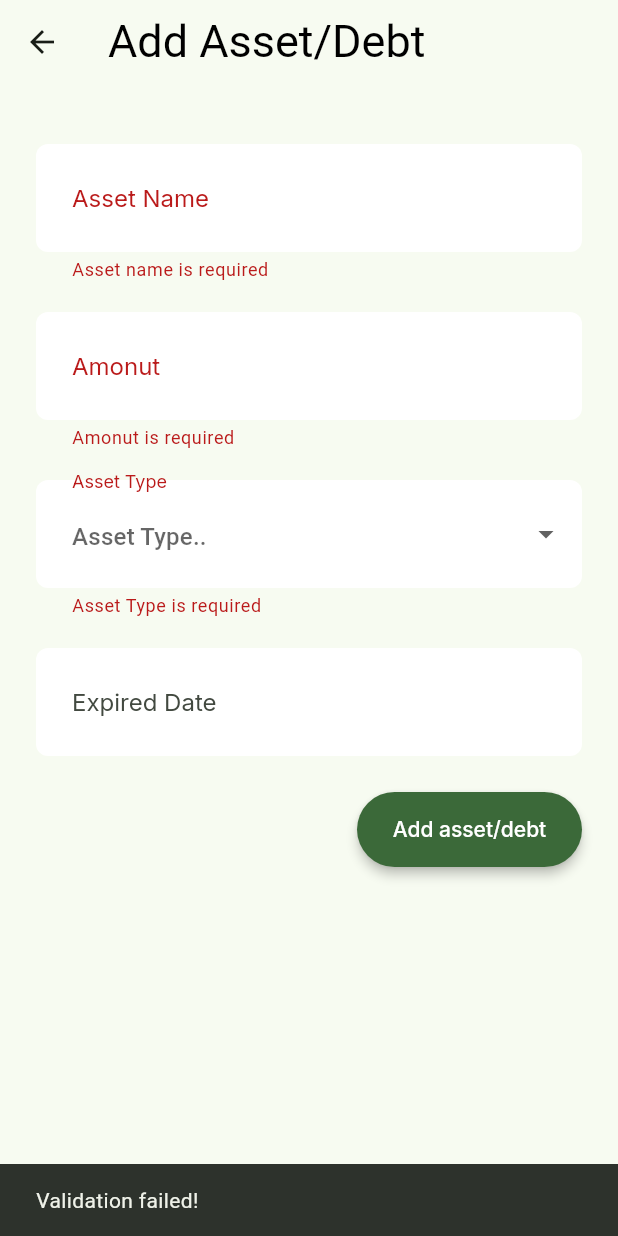
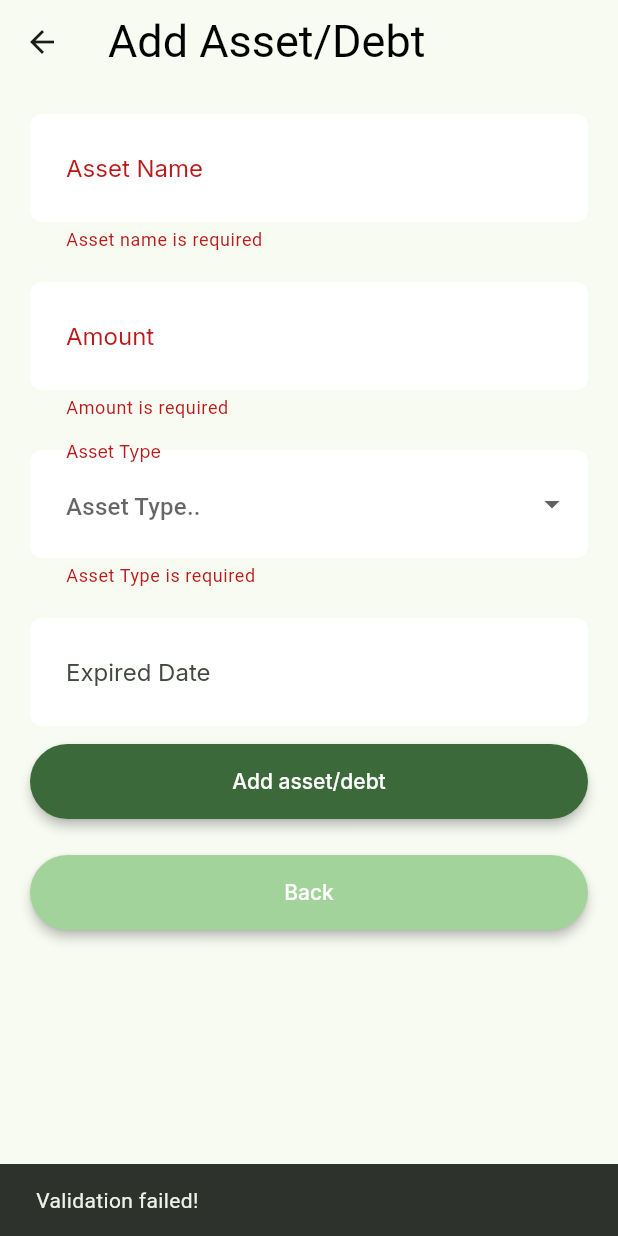
Before and after one commit to komnut/moneymemo_2, a Flutter app: the TransactionADDScreen screen opened directly, after a tap on "Add asset/debt", on a phone screen of 412 x 824 dp. Run offline on Flutter 3.47's test engine with Material 3 defaults, Android fonts, the phone set to English and light mode, and no system bars; our stand-ins replace cloud_firestore, firebase_auth, firebase_core, form_field_validator, google_fonts, hexcolor; accounts and stored records are empty; Roboto replaces fonts that are missing (Readex Pro).

Commit message:
Add validate button before save

```diff
--- a/lib/screens/form_add_screen.dart
+++ b/lib/screens/form_add_screen.dart
@@ -1,11 +1,13 @@
 import 'package:flutter/material.dart';
 import 'package:firebase_auth/firebase_auth.dart';
+import 'package:flutter/services.dart';
 import 'package:form_field_validator/form_field_validator.dart';
 import 'package:google_fonts/google_fonts.dart';
 import 'package:intl/intl.dart';
 import 'package:moneymemo_2/widgets/custom_date_picker.dart';
 import 'package:moneymemo_2/widgets/custom_dropdown_button_form_field.dart';
 import 'package:moneymemo_2/widgets/custom_elevated_buttom.dart';
+import 'package:moneymemo_2/widgets/custom_scaffold_messager.dart';
 import 'package:moneymemo_2/widgets/custom_text_form_field.dart';
 
 class TransactionADDScreen extends StatefulWidget {
@@ -17,157 +19,156 @@ class TransactionADDScreen extends StatefulWidget {
 
 class _TransactionADDScreenState extends State<TransactionADDScreen> {
   final FirebaseAuth auth = FirebaseAuth.instance;
+  final formKey = GlobalKey<FormState>();
+
+  // Controllers
   final assetNameController = TextEditingController();
   final assetAmountController = TextEditingController();
+  final expiredDateController = TextEditingController();
+
+  // Form field state
   String? selectedAssetType;
-  final expiredDateController = TextEditingController();
-  final formKey = GlobalKey<FormState>();
 
   String? validateExpiredDate(String? value) {
-    if (value != null && value.isNotEmpty) {
-      // Convert the string to DateTime
+    if (value == null || value.isEmpty) return null;
     try {
-        DateTime inputDate =
-            DateFormat('dd/MM/yyyy').parse(value); // Specify the format used
-        DateTime today = DateTime.now();
-
-        // Compare the input date with today
-        if (inputDate.isBefore(today)) {
+      DateTime inputDate = DateFormat('dd/MM/yyyy').parse(value);
+      if (inputDate.isBefore(DateTime.now())) {
         return 'Please input expired date more than today';
       }
     } catch (e) {
       return 'Invalid date format. Please use dd/MM/yyyy';
     }
+    return null;
   }
 
-    return null; // Validation passed
+  void _submitForm() {
+    if (formKey.currentState!.validate()) {
+      print("validate completed!!");
+      // registerWithEmailPassword();
+    } else {
+      CustomScaffoldMessengerWidget.showCustomSnackBar(
+        context: context,
+        content: "Validation failed!",
+        durationInSeconds: 1,
+      );
+    }
+  }
+
+  Widget _buildTextInputField({
+    required String hintText,
+    required String labelText,
+    required TextEditingController controller,
+    required String? Function(String?) validator,
+    required TextInputType keyboardType, // เพิ่มพารามิเตอร์นี้
+    List<TextInputFormatter>? inputFormatters, // เพิ่มพารามิเตอร์นี้
+  }) {
+    return CustomTextFormField(
+      hintText: hintText,
+      labelText: labelText,
+      controller: controller,
+      validator: validator,
+      keyboardType: keyboardType, // กำหนดค่า keyboardType'
+      inputFormatters: inputFormatters,
+    );
+  }
+
+  Widget _buildDropdownField() {
+    return CustomDropdownButtonFormField(
+      hintText: "Asset Type..",
+      labelText: "Asset Type",
+      value: selectedAssetType,
+      items: ["asset", "debt"],
+      onChanged: (value) {
+        setState(() => selectedAssetType = value);
+      },
+      validator: (value) =>
+          value == null || value.isEmpty ? "Asset Type is required" : null,
+    );
+  }
+
+  Widget _buildActionButton({
+    required String text,
+    required Color color,
+    required VoidCallback onPressed,
+  }) {
+    return Padding(
+      padding: const EdgeInsets.symmetric(vertical: 12),
+      child: SizedBox(
+        width: double.infinity,
+        child: CustomElevatedButton(
+          onPressed: onPressed,
+          text: text,
+          color: color,
+        ),
+      ),
+    );
+  }
+
+  List<TextInputFormatter> _getDecimalInputFormatters() {
+    return [
+      FilteringTextInputFormatter.allow(
+          RegExp(r'^\d*\.?\d*$')), // อนุญาตให้กรอกตัวเลขและจุดทศนิยม
+    ];
   }
 
   @override
   Widget build(BuildContext context) {
     return Scaffold(
       appBar: AppBar(
-        // automaticallyImplyLeading: false,
         title: Text(
           'Add Asset/Debt',
-          style: GoogleFonts.readexPro(
-            textStyle: const TextStyle(
-              fontSize: 30,
-              color: Colors.black,
-              letterSpacing: 0.0,
-            ),
-          ),
+          style: GoogleFonts.readexPro(fontSize: 30, color: Colors.black),
         ),
         centerTitle: false,
-        // elevation: 0,
       ),
-      body: Column(
-        mainAxisSize: MainAxisSize.max,
-        children: [
-          Row(
-            mainAxisSize: MainAxisSize.max,
-            children: [
-              SizedBox(
-                width: MediaQuery.sizeOf(context).width,
-                // height: MediaQuery.sizeOf(context).height * 1,
-                child: Column(
-                  mainAxisSize: MainAxisSize.max,
-                  children: [
-                    Padding(
-                      padding:
-                          const EdgeInsetsDirectional.fromSTEB(24, 0, 24, 0),
-                      child: SingleChildScrollView(
+      body: Padding(
+        padding: const EdgeInsets.fromLTRB(20, 0, 20, 0),
         child: Form(
           key: formKey,
+          child: SingleChildScrollView(
             child: Column(
-                            mainAxisSize: MainAxisSize.max,
-                            crossAxisAlignment: CrossAxisAlignment.end,
               children: [
-                              Padding(
-                                padding: const EdgeInsetsDirectional.fromSTEB(
-                                    0, 20, 0, 0),
-                                child: CustomTextFormField(
+                _buildTextInputField(
                   hintText: "Asset name..",
                   labelText: "Asset Name",
                   controller: assetNameController,
-                                  validator: MultiValidator([
-                                    RequiredValidator(
-                                        errorText: "Asset name is required"),
-                                  ]).call,
+                  validator:
+                      RequiredValidator(errorText: "Asset name is required")
+                          .call,
+                  keyboardType: TextInputType.text,
                 ),
+                _buildTextInputField(
+                  hintText: "Amount..",
+                  labelText: "Amount",
+                  controller: assetAmountController,
+                  validator:
+                      RequiredValidator(errorText: "Amount is required").call,
+                  keyboardType: TextInputType.number,
+                  inputFormatters: _getDecimalInputFormatters(),
                 ),
-                              CustomTextFormField(
-                                hintText: "Amount..",
-                                labelText: "Amonut",
-                                controller: assetAmountController,
-                                validator: MultiValidator([
-                                  RequiredValidator(
-                                      errorText: "Amonut is required"),
-                                ]).call,
-                              ),
-                              CustomDropdownButtonFormField(
-                                hintText: "Asset Type..",
-                                labelText: "Asset Type",
-                                value: selectedAssetType,
-                                items: ["asset", "debt"],
-                                onChanged: (value) {
-                                  setState(() {
-                                    selectedAssetType = value;
-                                  });
-                                },
-                                validator: (value) {
-                                  if (value == null || value.isEmpty) {
-                                    return "Asset Type is required";
-                                  }
-                                  return null;
-                                },
-                              ),
-                              // CustomTextFormField(
-                              //   hintText: "Expired date..",
-                              //   labelText: "Expired Date",
-                              //   controller: expiredDateController,
-                              //   validator: validateExpiredDate,
-                              // ),
+                _buildDropdownField(),
                 ExpiredDatePicker(
                   hintText: "Expired date..",
                   labelText: "Expired Date",
                   controller: expiredDateController,
                   validator: validateExpiredDate,
                 ),
-
-                              Padding(
-                                padding: const EdgeInsetsDirectional.fromSTEB(
-                                    0, 24, 0, 24),
-                                child: CustomElevatedButton(
-                                  onPressed: () {
-                                    print("click add transaction");
-                                    if (formKey.currentState!.validate()) {
-                                      // registerWithEmailPassword();
-                                      print("validate completed!!");
-                                    } else {
-                                      ScaffoldMessenger.of(context)
-                                          .showSnackBar(
-                                        const SnackBar(
-                                            content:
-                                                Text('Validation failed!')),
-                                      );
-                                    }
-                                  },
+                _buildActionButton(
                   text: 'Add asset/debt',
+                  color: Theme.of(context).colorScheme.primary,
+                  onPressed: _submitForm,
                 ),
+                _buildActionButton(
+                  text: 'Back',
+                  color: Theme.of(context).colorScheme.inversePrimary,
+                  onPressed: () => Navigator.pop(context),
                 ),
               ],
             ),
           ),
         ),
       ),
-                  ],
-                ),
-              ),
-            ],
-          ),
-        ],
-      ),
     );
   }
 }
--- a/lib/screens/login_screen.dart
+++ b/lib/screens/login_screen.dart
@@ -151,6 +151,7 @@ class _LoginscreenState extends State<Loginscreen> {
                                             errorText:
                                                 "Enter a valid email address"),
                                       ]).call,
+                                      keyboardType: TextInputType.text,
                                     ),
                                   ),
                                   CustomTextFormField(
@@ -165,6 +166,7 @@ class _LoginscreenState extends State<Loginscreen> {
                                           errorText:
                                               'Password must be at least 8 digits long'),
                                     ]).call,
+                                    keyboardType: TextInputType.text,
                                   ),
                                   Row(
                                     mainAxisSize: MainAxisSize.max,
@@ -180,6 +182,9 @@ class _LoginscreenState extends State<Loginscreen> {
                                       CustomElevatedButton(
                                         onPressed: _login,
                                         text: 'Login',
+                                        color: Theme.of(context)
+                                            .colorScheme
+                                            .primary,
                                       )
                                     ],
                                   ),
--- a/lib/screens/myasset_screen.dart
+++ b/lib/screens/myasset_screen.dart
@@ -51,24 +51,21 @@ class _MyAssetScreenState extends State<MyAssetScreen> {
           size: 32,
         ),
       ),
-      // appBar: AppBar(
-      //   automaticallyImplyLeading: false,
-      //   title: Padding(
-      //     padding: const EdgeInsets.fromLTRB(0, 20, 0, 20),
-      //     child: Text(
-      //       'My Assets',
-      //       style: GoogleFonts.readexPro(
-      //         textStyle: const TextStyle(
-      //           fontSize: 40,
-      //           color: Colors.black,
-      //           letterSpacing: 0.0,
-      //         ),
-      //       ),
-      //     ),
-      //   ),
-      //   centerTitle: false,
-      //   elevation: 0,
-      // ),
+      appBar: AppBar(
+        automaticallyImplyLeading: false,
+        title: Text(
+          'My Assets',
+          style: GoogleFonts.readexPro(
+            textStyle: const TextStyle(
+              fontSize: 30,
+              color: Colors.black,
+              letterSpacing: 0.0,
+            ),
+          ),
+        ),
+        // centerTitle: false,
+        //elevation: 0,
+      ),
       body: Column(
         mainAxisSize: MainAxisSize.max,
         children: [
@@ -108,13 +105,12 @@ class _MyAssetScreenState extends State<MyAssetScreen> {
               ).format(totalDebtAmount);
 
               return Expanded(
+                child: Padding(
+                  padding: const EdgeInsets.fromLTRB(0, 10, 0, 0),
                   child: Column(
                     children: [
                       // กล่องสำหรับ Asset
-                    Padding(
-                      padding: EdgeInsets.fromLTRB(
-                          0, MediaQuery.sizeOf(context).height * 0.1, 0, 0),
-                      child: Row(
+                      Row(
                         mainAxisAlignment: MainAxisAlignment.spaceBetween,
                         children: [
                           Padding(
@@ -222,7 +218,6 @@ class _MyAssetScreenState extends State<MyAssetScreen> {
                           ),
                         ],
                       ),
-                    ),
                       // แสดงรายการสินทรัพย์
                       Expanded(
                         child: ListView.builder(
@@ -281,7 +276,8 @@ class _MyAssetScreenState extends State<MyAssetScreen> {
                                           hexcolor: "#000000",
                                         ),
                                         Padding(
-                                        padding: const EdgeInsets.only(top: 4),
+                                          padding:
+                                              const EdgeInsets.only(top: 4),
                                           child: Row(
                                             mainAxisAlignment:
                                                 MainAxisAlignment.spaceBetween,
@@ -325,6 +321,7 @@ class _MyAssetScreenState extends State<MyAssetScreen> {
                       ),
                     ],
                   ),
+                ),
               );
             },
           ),
--- a/lib/screens/register_screen.dart
+++ b/lib/screens/register_screen.dart
@@ -140,6 +140,7 @@ class _RegisterScreenState extends State<RegisterScreen> {
                                           errorText:
                                               "Enter a valid email address"),
                                     ]).call,
+                                    keyboardType: TextInputType.text,
                                   ),
                                 ),
                                 CustomTextFormField(
@@ -154,6 +155,7 @@ class _RegisterScreenState extends State<RegisterScreen> {
                                         errorText:
                                             'Password must be at least 8 digits long'),
                                   ]).call,
+                                  keyboardType: TextInputType.text,
                                 ),
                                 CustomTextFormField(
                                   hintText: "Enter your password..",
@@ -161,6 +163,7 @@ class _RegisterScreenState extends State<RegisterScreen> {
                                   isPassword: true,
                                   controller: confirmPasswordController,
                                   validator: validateConfirmPassword,
+                                  keyboardType: TextInputType.text,
                                 ),
                                 Padding(
                                   padding: const EdgeInsetsDirectional.fromSTEB(
@@ -180,6 +183,8 @@ class _RegisterScreenState extends State<RegisterScreen> {
                                     },
                                     text:
                                         'Create Account', // หรือใช้การแปลภาษาที่คุณต้องการ
+                                    color:
+                                        Theme.of(context).colorScheme.primary,
                                   ),
                                 ),
                                 const Row(
--- a/lib/widgets/custom_elevated_buttom.dart
+++ b/lib/widgets/custom_elevated_buttom.dart
@@ -4,12 +4,14 @@ import 'package:google_fonts/google_fonts.dart';
 class CustomElevatedButton extends StatelessWidget {
   final VoidCallback onPressed;
   final String text;
+  final Color color;
 
   const CustomElevatedButton({
-    Key? key,
+    super.key,
     required this.onPressed,
     required this.text,
-  }) : super(key: key);
+    required this.color,
+  });
 
   @override
   Widget build(BuildContext context) {
@@ -17,8 +19,7 @@ class CustomElevatedButton extends StatelessWidget {
       onPressed: onPressed,
       style: ElevatedButton.styleFrom(
         fixedSize: const Size(150, 50),
-        backgroundColor: Theme.of(context).colorScheme.primary,
-        padding: const EdgeInsetsDirectional.fromSTEB(0, 0, 0, 0),
+        backgroundColor: color,
         elevation: 3,
         shape: RoundedRectangleBorder(
           borderRadius: BorderRadius.circular(30),
--- /dev/null
+++ b/lib/widgets/custom_scaffold_messager.dart
@@ -0,0 +1,17 @@
+import 'package:flutter/material.dart';
+
+class CustomScaffoldMessengerWidget {
+  // ฟังก์ชันนี้จะสร้างและแสดง SnackBar โดยตรง
+  static void showCustomSnackBar({
+    required BuildContext context,
+    required String content,
+    int durationInSeconds = 2,
+  }) {
+    ScaffoldMessenger.of(context).showSnackBar(
+      SnackBar(
+        content: Text(content),
+        duration: Duration(seconds: durationInSeconds),
+      ),
+    );
+  }
+}
--- a/lib/widgets/custom_text_form_field.dart
+++ b/lib/widgets/custom_text_form_field.dart
@@ -1,4 +1,5 @@
 import 'package:flutter/material.dart';
+import 'package:flutter/services.dart';
 import 'package:google_fonts/google_fonts.dart';
 
 class CustomTextFormField extends StatelessWidget {
@@ -7,6 +8,8 @@ class CustomTextFormField extends StatelessWidget {
   final bool isPassword;
   final TextEditingController controller;
   final String? Function(String?)? validator; // เพิ่มฟิลด์ validator
+  final TextInputType keyboardType;
+  final List<TextInputFormatter>? inputFormatters; // เพิ่มพารามิเตอร์นี้
 
   const CustomTextFormField({
     super.key,
@@ -15,6 +18,8 @@ class CustomTextFormField extends StatelessWidget {
     this.isPassword = false,
     required this.controller,
     this.validator, // เพิ่มฟิลด์ใน constructor
+    required this.keyboardType,
+    this.inputFormatters,
   });
 
   @override
@@ -25,6 +30,8 @@ class CustomTextFormField extends StatelessWidget {
         controller: controller,
         obscureText: isPassword, // หากเป็นรหัสผ่านให้ซ่อนข้อความ
         validator: validator, // ใช้ validator ที่ส่งเข้ามา
+        keyboardType: keyboardType,
+        inputFormatters: inputFormatters,
         decoration: InputDecoration(
           hintText: hintText,
           hintStyle: GoogleFonts.inter(
```
Lines whose indentation alone changed are shown as unchanged.
